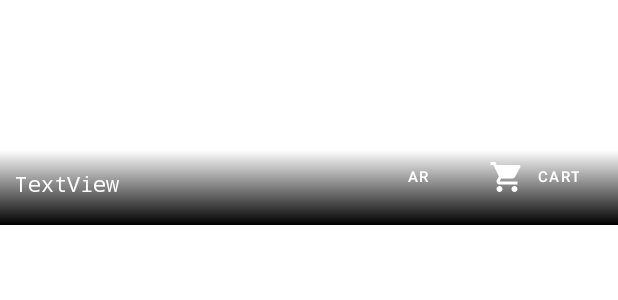
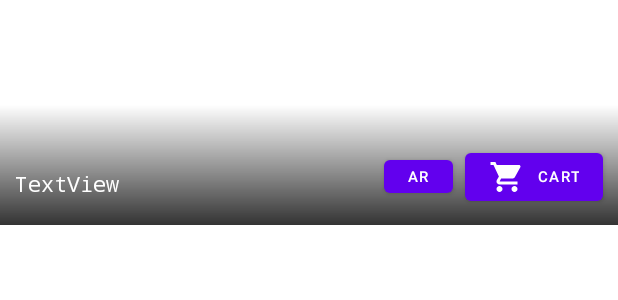
Before and after one commit to ngjw1599/android-project, an Android app: the layout menucard_item.xml on its own in the app's theme, with its tools: preview values and no code run, on a phone screen of 412 x 824 dp. Shown: the top 300 px of the screen. Run offline under Robolectric (Android 15) with nearby library versions, the phone set to English and light mode, and no system bars.

Commit message:
recyclerview done, UI fixed, to make changes to allow dynamic array

```diff
--- a/app/src/main/res/drawable/ar_button_style.xml
+++ /dev/null
@@ -1,9 +0,0 @@
-<?xml version="1.0" encoding="utf-8"?>
-<selector xmlns:android="http://schemas.android.com/apk/res/android">
-    <item android:gravity="center">
-        <shape xmlns:android="http://schemas.android.com/apk/res/android" android:shape="rectangle">
-            <solid android:color="@android:color/darker_gray" />
-            <corners android:radius="10dp" />
-        </shape>
-    </item>
-</selector>
--- a/app/src/main/res/drawable/black_gradient.xml
+++ b/app/src/main/res/drawable/card_gradient.xml
@@ -1,6 +1,5 @@
 <?xml version="1.0" encoding="utf-8"?>
 <shape xmlns:android="http://schemas.android.com/apk/res/android">
     <gradient android:angle="90"
-        android:startColor="@color/black"
-        android:endColor="@color/white"/>
+        android:startColor="@color/black" />
 </shape>
--- a/app/src/main/res/layout/menucard_item.xml
+++ b/app/src/main/res/layout/menucard_item.xml
@@ -2,10 +2,9 @@
 <androidx.constraintlayout.widget.ConstraintLayout xmlns:android="http://schemas.android.com/apk/res/android"
     xmlns:app="http://schemas.android.com/apk/res-auto"
     xmlns:tools="http://schemas.android.com/tools"
-    android:id="@+id/linearLayout"
+    android:id="@+id/constraintLayout"
     android:layout_width="match_parent"
     android:layout_height="150dp"
-    android:background="@color/white"
     tools:context=".MainActivity">
 
     <ImageView
@@ -20,43 +19,16 @@
         app:layout_constraintTop_toBottomOf="parent"
         app:layout_constraintVertical_bias="1.0" />
 
-    <Button
-        android:id="@+id/AR_button"
-        android:layout_width="wrap_content"
-        android:layout_height="wrap_content"
-        android:layout_marginEnd="110dp"
-        android:layout_marginBottom="15dp"
-        android:background="@drawable/ar_button_style"
-        android:minWidth="0dp"
-        android:minHeight="0dp"
-        android:text="AR"
-        android:textSize="10dp"
-        app:layout_constraintBottom_toBottomOf="parent"
-        app:layout_constraintEnd_toEndOf="parent" />
-
 
     <ImageView
         android:id="@+id/gradient"
         android:layout_width="match_parent"
-        android:layout_height="50dp"
+        android:layout_height="80dp"
+        android:alpha="0.8"
         app:layout_constraintBottom_toBottomOf="parent"
-        app:srcCompat="@drawable/black_gradient"
+        app:srcCompat="@drawable/card_gradient"
         tools:layout_editor_absoluteX="0dp" />
 
-    <Button
-        android:id="@+id/cart_button"
-        android:layout_width="wrap_content"
-        android:layout_height="wrap_content"
-        android:layout_marginEnd="10dp"
-        android:layout_marginBottom="10dp"
-        android:background="@drawable/ar_button_style"
-        android:minWidth="0dp"
-        android:minHeight="0dp"
-        android:text="Cart"
-        android:textSize="10dp"
-        app:icon="@drawable/baseline_shopping_cart_24"
-        app:layout_constraintBottom_toBottomOf="parent"
-        app:layout_constraintEnd_toEndOf="parent" />
 
     <TextView
         android:id="@+id/foodName"
@@ -72,5 +44,32 @@
         app:layout_constraintTop_toTopOf="parent"
         app:layout_constraintVertical_bias="0.9" />
 
+    <Button
+        android:id="@+id/cart_button"
+        android:layout_width="wrap_content"
+        android:layout_height="wrap_content"
+        android:layout_marginEnd="10dp"
+        android:layout_marginBottom="10dp"
+        android:minWidth="0dp"
+        android:minHeight="0dp"
+        android:text="Cart"
+        android:textSize="10dp"
+        app:icon="@drawable/baseline_shopping_cart_24"
+        app:layout_constraintBottom_toBottomOf="parent"
+        app:layout_constraintEnd_toEndOf="parent" />
+
+    <Button
+        android:id="@+id/AR_button"
+        android:layout_width="wrap_content"
+        android:layout_height="wrap_content"
+        android:layout_marginEnd="110dp"
+        android:layout_marginBottom="15dp"
+        android:minWidth="0dp"
+        android:minHeight="0dp"
+        android:text="AR"
+        android:textSize="10dp"
+        app:layout_constraintBottom_toBottomOf="parent"
+        app:layout_constraintEnd_toEndOf="parent" />
+
 
 </androidx.constraintlayout.widget.ConstraintLayout>
```
